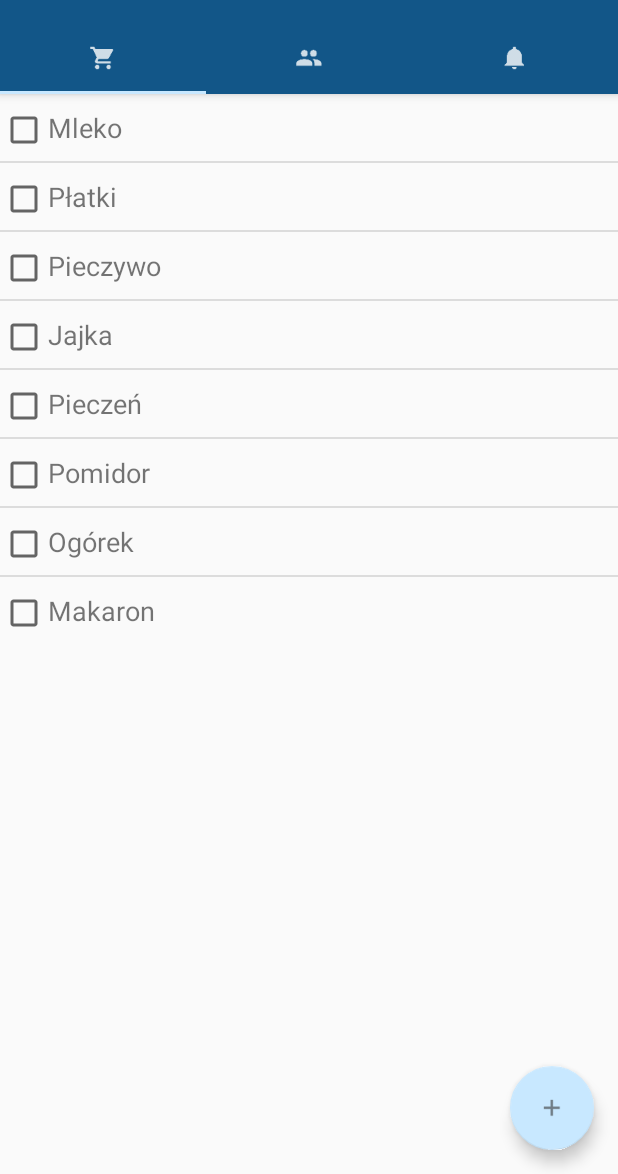
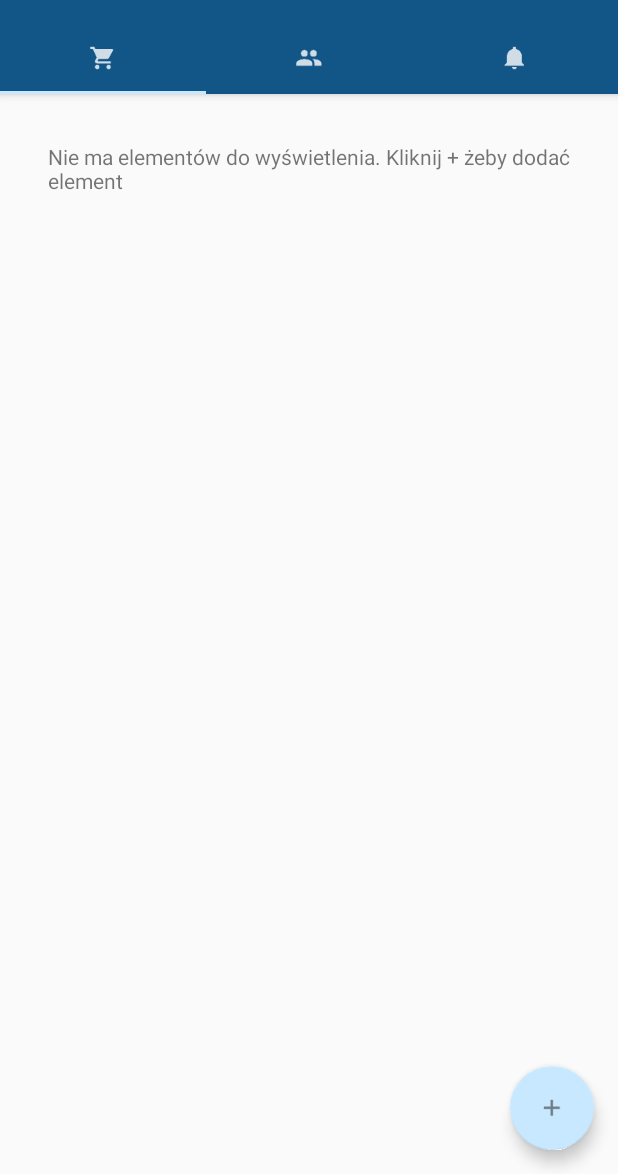
Before and after one commit to mic-kuu/ToDoLister, an Android app: the screen it shows after launch (MainActivity), on a phone screen of 412 x 824 dp, the part 62-1236 px from its top. Run offline under Robolectric (Android 15) with nearby library versions, the phone set to English and light mode, and no system bars.

Commit message:
Added view for empty lists

```diff
--- a/app/src/main/java/com/michalkubiak/todolister/MeetingListFragment.java
+++ b/app/src/main/java/com/michalkubiak/todolister/MeetingListFragment.java
@@ -28,19 +28,18 @@ public class MeetingListFragment extends MyFragment{
     @Override
     public View onCreateView(LayoutInflater inflater, ViewGroup container,
                              Bundle savedInstanceState) {
+
         View rootView = inflater.inflate(R.layout.fragment_meeting_list, container,
                 false);
+
         listView = (ListView) rootView.findViewById(R.id.listview_meeting);
+        listView.setEmptyView(rootView.findViewById(R.id.emptyView_meeting));
 
-        String[] dummyData = new String[] { "Spotkanie z Damianem", "Spotkanie z Kasią", "Spotkanie z Marcinem",
-                 };
+        dummyDataList = new ArrayList<>();
+        adapter = new MainArrayAdapter(dummyDataList, getContext());
+        listView.setAdapter(adapter);
 
-       dummyDataList = new ArrayList<>(Arrays.asList(dummyData));
-       adapter = new MainArrayAdapter(dummyDataList, getContext());
-
-       listView.setAdapter(adapter);
-
-       return rootView;
+        return rootView;
     }
 
     public void addItem(String itemText){
--- a/app/src/main/java/com/michalkubiak/todolister/ReminderListFragment.java
+++ b/app/src/main/java/com/michalkubiak/todolister/ReminderListFragment.java
@@ -31,11 +31,9 @@ public class ReminderListFragment extends MyFragment{
         View rootView = inflater.inflate(R.layout.fragment_reminder_list, container,
                 false);
         listView = (ListView) rootView.findViewById(R.id.listview_reminder);
+        listView.setEmptyView(rootView.findViewById(R.id.emptyView_reminder));
 
-        String[] dummyData = new String[] { "Odwiedź babcię", "Zrób pranie", "Wyślij maila do Anety",
-                "Przeczytaj 'Wojnę i Pokój'", "Zapłać ratę kredytu" };
-
-        dummyDataList = new ArrayList<>(Arrays.asList(dummyData));
+        dummyDataList = new ArrayList<>();
         adapter = new MainArrayAdapter(dummyDataList, getContext());
         listView.setAdapter(adapter);
 
--- a/app/src/main/java/com/michalkubiak/todolister/ShoppingListFragment.java
+++ b/app/src/main/java/com/michalkubiak/todolister/ShoppingListFragment.java
@@ -33,18 +33,11 @@ public class ShoppingListFragment extends MyFragment{
         View rootView = inflater.inflate(R.layout.fragment_shopping_list, container,
                 false);
         listView = (ListView) rootView.findViewById(R.id.listview_shopping);
+        listView.setEmptyView(rootView.findViewById(R.id.emptyView_shopping));
 
-        String[] dummyData= new String[] { "Mleko", "Płatki", "Pieczywo",
-                "Jajka", "Pieczeń", "Pomidor", "Ogórek", "Makaron"};
-
-        dummyDataList = new ArrayList<>(Arrays.asList(dummyData));
-
+        dummyDataList = new ArrayList<>();
         adapter = new MainArrayAdapter(dummyDataList, getContext());
         listView.setAdapter(adapter);
-
-
-
-
 
         return rootView;
     }
--- a/app/src/main/res/layout/fragment_shopping_list.xml
+++ b/app/src/main/res/layout/fragment_shopping_list.xml
@@ -12,4 +12,15 @@
         android:paddingBottom="16dp"
         android:descendantFocusability="beforeDescendants"/>
 
+    <RelativeLayout android:id="@+id/emptyView_shopping"
+        android:layout_width="wrap_content"
+        android:layout_height="wrap_content">
+        <TextView
+            android:layout_width="wrap_content"
+            android:layout_height="wrap_content"
+            android:text="@string/all_emptylist"
+            android:layout_margin="32dp" />
+
+    </RelativeLayout>
+
 </RelativeLayout>
--- a/app/src/main/res/values/strings.xml
+++ b/app/src/main/res/values/strings.xml
@@ -8,6 +8,8 @@
 
     <string name="dialog_additemtitle">Dodaj element</string>
 
+    <string name="all_emptylist">Nie ma elementów do wyświetlenia. Kliknij "+" żeby dodać element</string>
+
     <string name="all_ok">OK</string>
     <string name="all_cancel">Anuluj</string>
 
```
Also changed, not shown: app/src/main/res/layout/fragment_meeting_list.xml (+11 -0 lines), app/src/main/res/layout/fragment_reminder_list.xml (+11 -0 lines).
